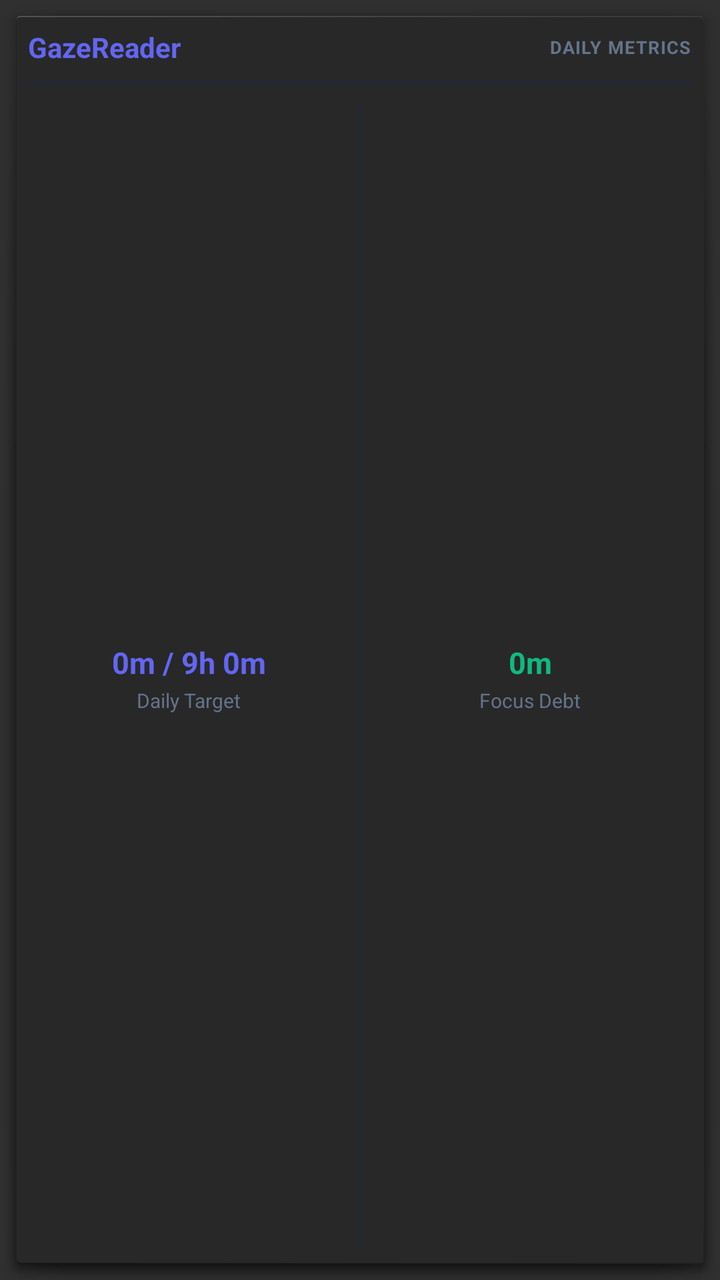
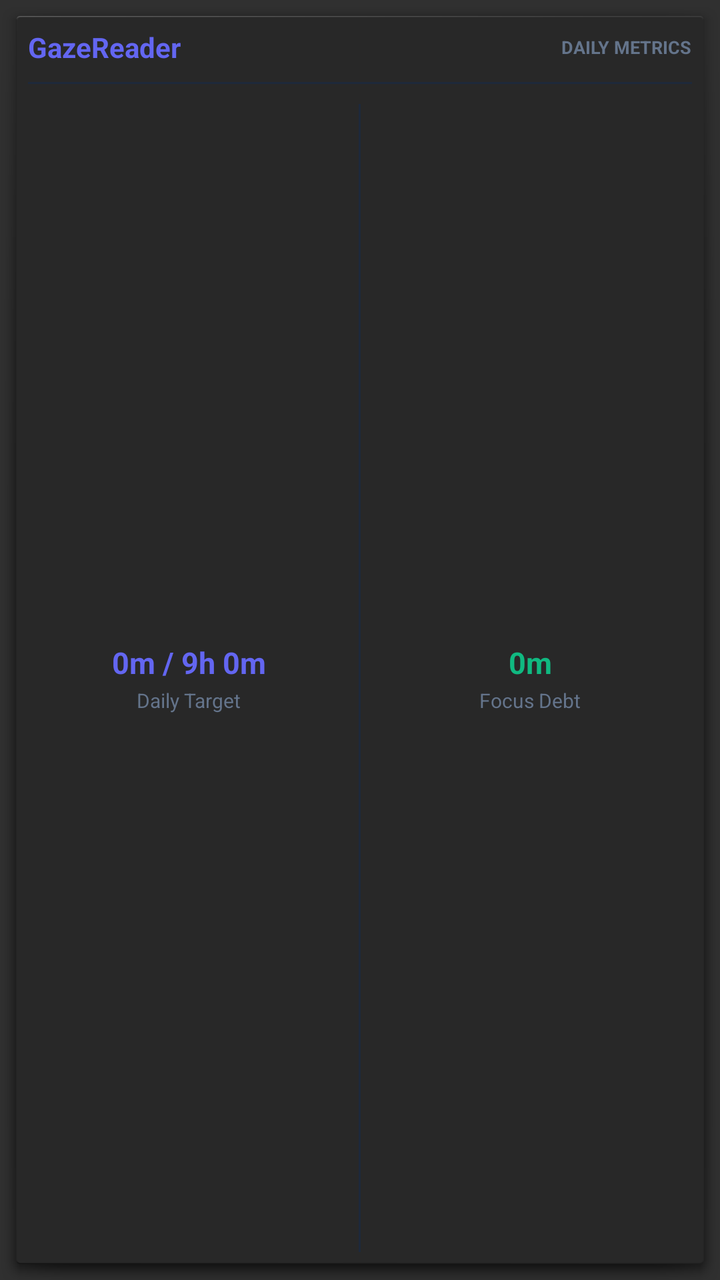

Compare the two renders of this Android layout. The source of the first and the diff that turns it into the second are given below.
<!-- AndroidManifest.xml: application theme Theme.AppCompat.NoActionBar -->
<!-- res/layout/widget_gaze_reader.xml -->
<?xml version="1.0" encoding="utf-8"?>
<LinearLayout xmlns:android="http://schemas.android.com/apk/res/android"
    android:id="@+id/widgetContainer"
    android:layout_width="match_parent"
    android:layout_height="match_parent"
    android:orientation="vertical"
    android:background="@android:drawable/dialog_holo_dark_frame"
    android:padding="14dp">

    
    <LinearLayout
        android:layout_width="match_parent"
        android:layout_height="wrap_content"
        android:orientation="horizontal"
        android:gravity="center_vertical"
        android:layout_marginBottom="8dp">

        <TextView
            android:layout_width="0dp"
            android:layout_height="wrap_content"
            android:layout_weight="1"
            android:text="GazeReader"
            android:textColor="#6366f1"
            android:textSize="14sp"
            android:textStyle="bold" />

        <TextView
            android:layout_width="wrap_content"
            android:layout_height="wrap_content"
            android:text="DAILY METRICS"
            android:textColor="#64748b"
            android:textSize="9sp"
            android:textStyle="bold"
            android:letterSpacing="0.05" />
    </LinearLayout>

    
    <View
        android:layout_width="match_parent"
        android:layout_height="1dp"
        android:background="#1e293b"
        android:layout_marginBottom="10dp" />

    
    <LinearLayout
        android:layout_width="match_parent"
        android:layout_height="0dp"
        android:layout_weight="1"
        android:orientation="horizontal"
        android:gravity="center_vertical">

        
        <LinearLayout
            android:layout_width="0dp"
            android:layout_height="wrap_content"
            android:layout_weight="1"
            android:orientation="vertical"
            android:gravity="center_horizontal"
            android:padding="6dp">

            <TextView
                android:id="@+id/widgetTvActive"
                android:layout_width="wrap_content"
                android:layout_height="wrap_content"
                android:text="0m / 9h 0m"
                android:textColor="#6366f1"
                android:textSize="15sp"
                android:textStyle="bold" />

            <TextView
                android:layout_width="wrap_content"
                android:layout_height="wrap_content"
                android:text="Daily Target"
                android:textColor="#64748b"
                android:textSize="10sp"
                android:layout_marginTop="2dp" />
        </LinearLayout>

        
        <View
            android:layout_width="1dp"
            android:layout_height="match_parent"
            android:background="#1e293b"
            android:layout_marginHorizontal="4dp" />

        
        <LinearLayout
            android:layout_width="0dp"
            android:layout_height="wrap_content"
            android:layout_weight="1"
            android:orientation="vertical"
            android:gravity="center_horizontal"
            android:padding="6dp">

            <TextView
                android:id="@+id/widgetTvDebt"
                android:layout_width="wrap_content"
                android:layout_height="wrap_content"
                android:text="0m"
                android:textColor="#10b981"
                android:textSize="15sp"
                android:textStyle="bold" />

            <TextView
                android:layout_width="wrap_content"
                android:layout_height="wrap_content"
                android:text="Focus Debt"
                android:textColor="#64748b"
                android:textSize="10sp"
                android:layout_marginTop="2dp" />
        </LinearLayout>
    </LinearLayout>

</LinearLayout>
<!-- resources referenced by this layout -->
<resources>

</resources>

<!-- the commit's change to res/layout/widget_gaze_reader.xml (unified diff, before → after) -->
@@ -30,12 +30,11 @@
             android:text="DAILY METRICS"
             android:textColor="#64748b"
             android:textSize="9sp"
-            android:textStyle="bold"
-            android:letterSpacing="0.05" />
+            android:textStyle="bold" />
     </LinearLayout>
 
     
-    <View
+    <FrameLayout
         android:layout_width="match_parent"
         android:layout_height="1dp"
         android:background="#1e293b"
@@ -77,11 +76,12 @@
         </LinearLayout>
 
         
-        <View
+        <FrameLayout
             android:layout_width="1dp"
             android:layout_height="match_parent"
             android:background="#1e293b"
-            android:layout_marginHorizontal="4dp" />
+            android:layout_marginLeft="4dp"
+            android:layout_marginRight="4dp" />
 
         
         <LinearLayout
